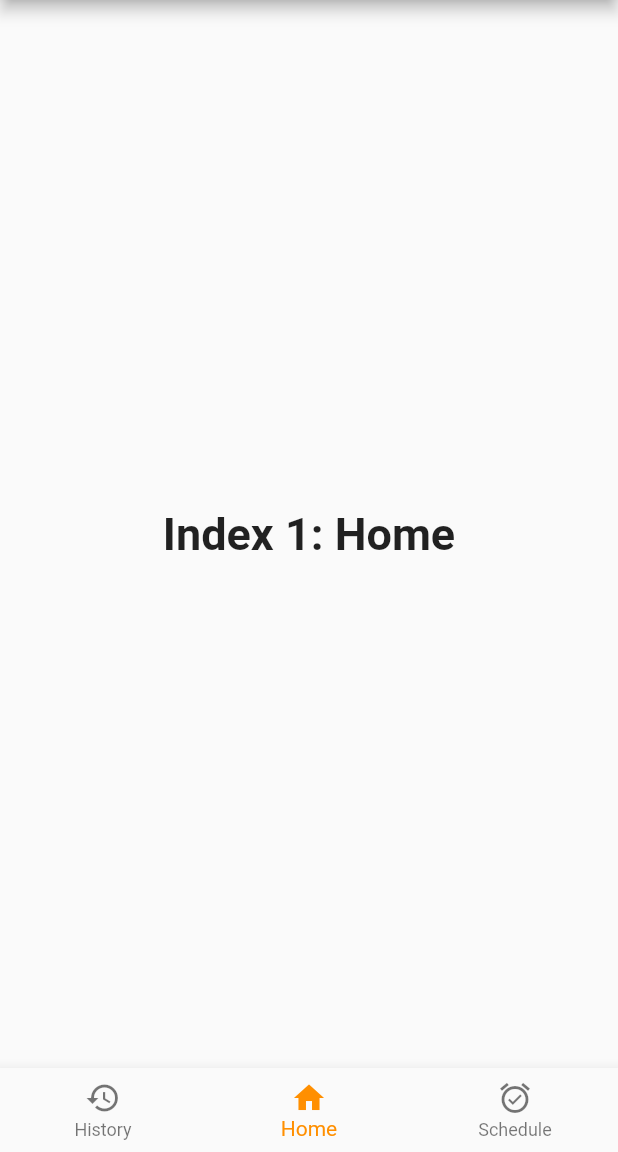
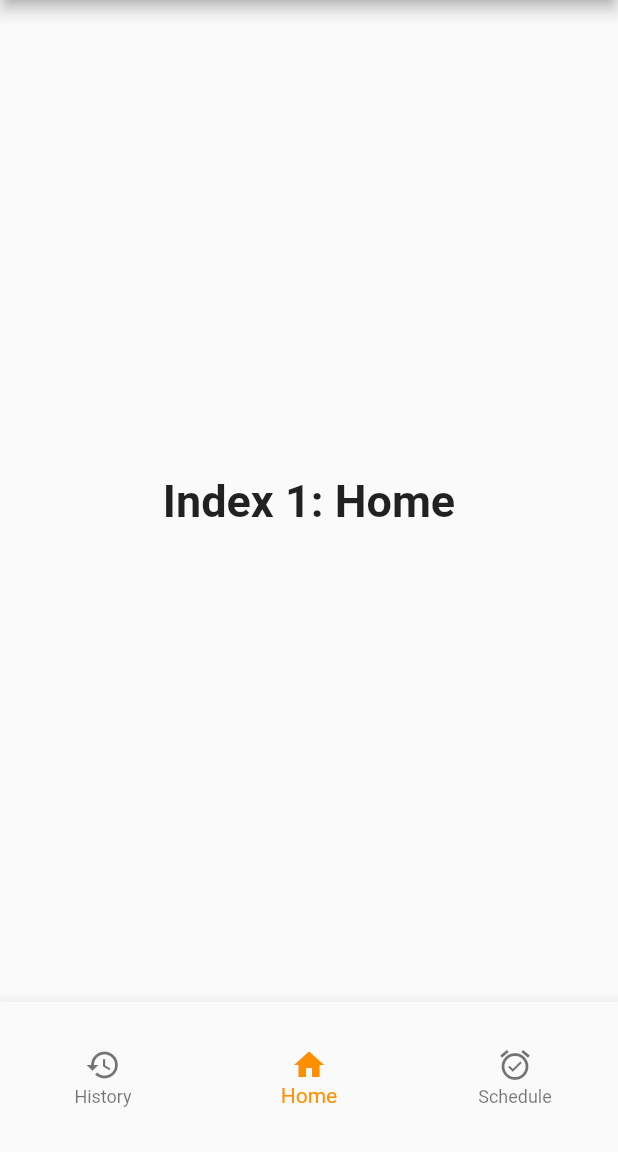
Before and after one commit to LukasPoque/mission_zero, a Flutter app: the screen it shows after launch, on a phone screen of 412 x 824 dp, the part 84-1236 px from its top. Run offline on Flutter 3.47's test engine with Material 2 defaults, Android fonts, the phone set to English and light mode, and no system bars.

```diff
--- a/lib/main.dart
+++ b/lib/main.dart
@@ -59,7 +59,9 @@ class _MyHomePageState extends State<MyHomePage> {
         body: Center(
           child: _widgetOptions.elementAt(_selectedIndex),
         ),
-      bottomNavigationBar: BottomNavigationBar(
+        bottomNavigationBar: SizedBox(
+          height: 100,
+          child: BottomNavigationBar(
             items: const <BottomNavigationBarItem>[
               BottomNavigationBarItem(
                 icon: Icon(Icons.history),
@@ -78,6 +80,6 @@ class _MyHomePageState extends State<MyHomePage> {
             selectedItemColor: Colors.amber[800],
             onTap: _onItemTapped,
           ),
-    );
+        ));
   }
 }
```
Lines whose indentation alone changed are shown as unchanged.
